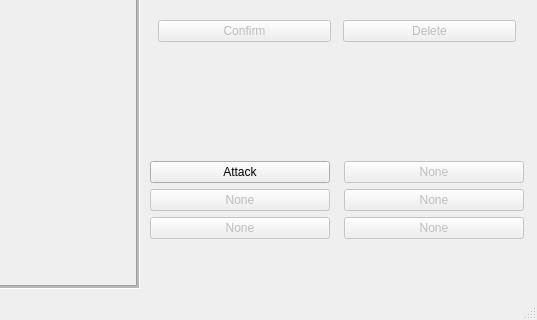
Above: battle.ui from Gekoga1/Project-Creators before the change; both pictures show x 668 to 1205 and y 515 to 835 of the 1205 by 835 pixel window. Below: the same form after it.
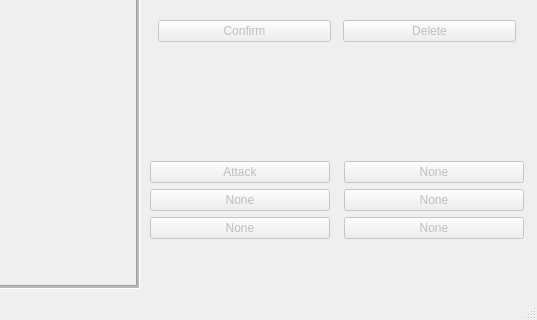
That is the form after the change.

The edit to the form file:
```diff
--- a/battle.ui
+++ b/battle.ui
@@ -376,6 +376,9 @@
           </item>
           <item row="0" column="0">
            <widget class="QPushButton" name="AttackButton">
+            <property name="enabled">
+             <bool>false</bool>
+            </property>
             <property name="maximumSize">
              <size>
               <width>180</width>
```
